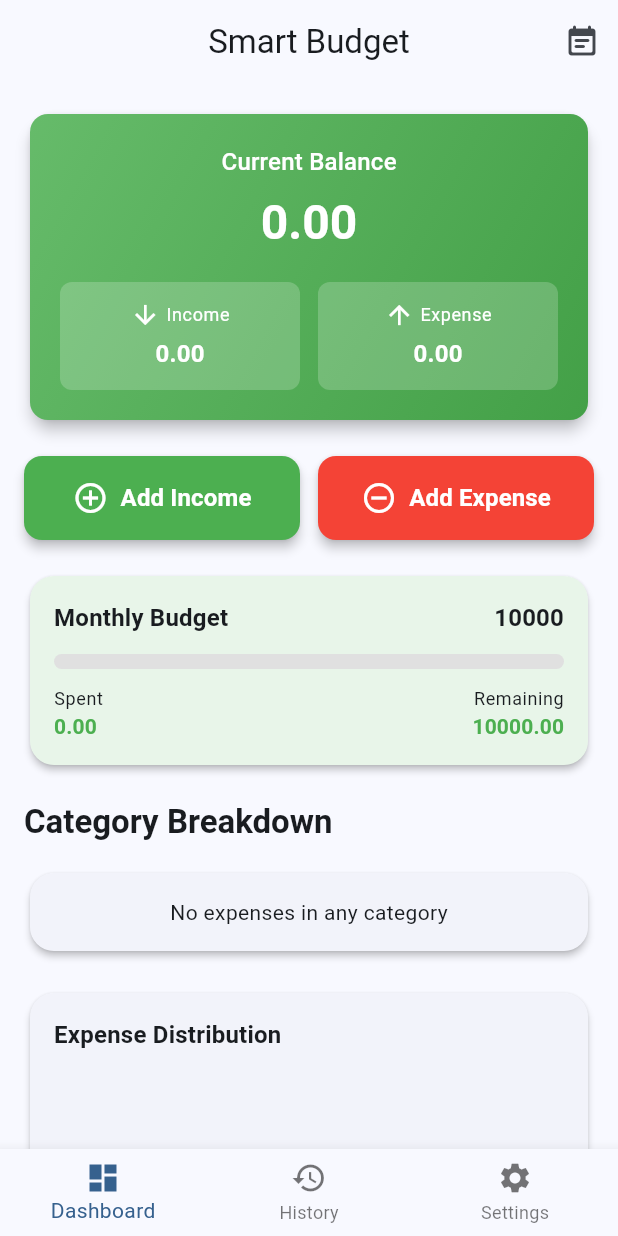
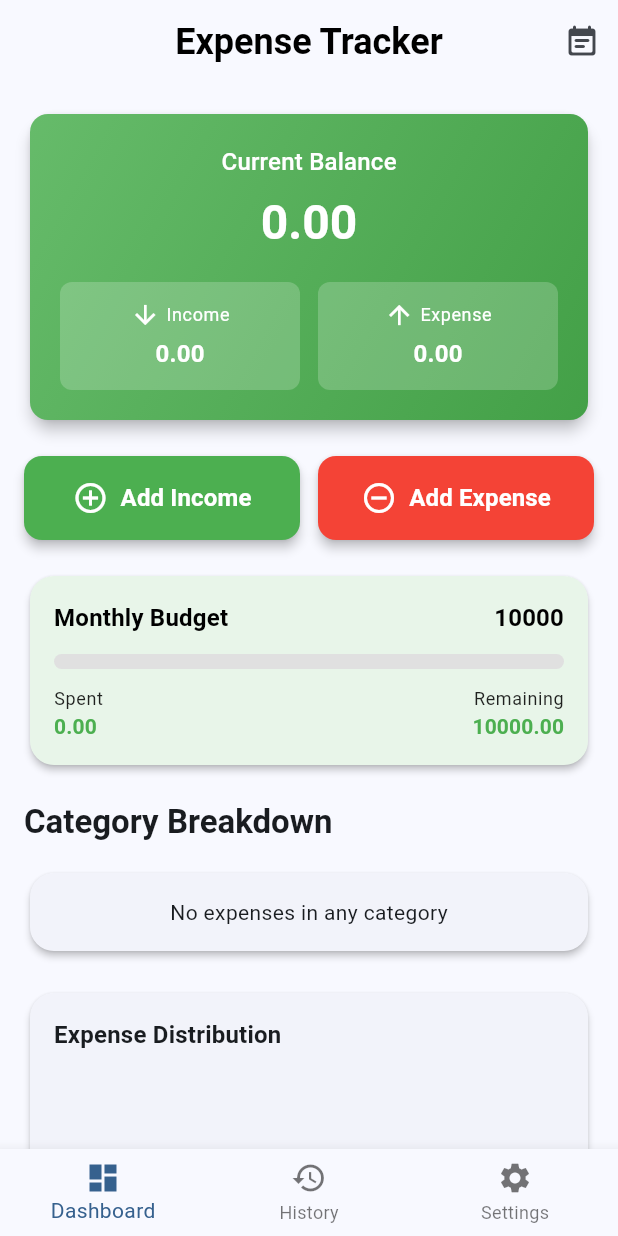
Before and after one commit to arafat-mahmud/expensetracker, a Flutter app: the screen it shows once a user with an empty profile is signed in, on a phone screen of 412 x 824 dp. Run offline on Flutter 3.47's test engine with Material 3 defaults, Android fonts, the phone set to English and light mode, and no system bars; our stand-ins replace cloud_firestore, firebase_auth, firebase_core, fl_chart, google_fonts, google_sign_in and 5 more; missing offline and left inert: googleapis; accounts and stored records are empty.

Commit message:
feat: Integrate Google Fonts for improved typography across the app

```diff
--- a/lib/main.dart
+++ b/lib/main.dart
@@ -1,6 +1,7 @@
 import 'package:flutter/material.dart';
 import 'package:provider/provider.dart';
 import 'package:firebase_core/firebase_core.dart';
+import 'package:google_fonts/google_fonts.dart';
 import 'services/hive_service.dart';
 import 'providers/expense_provider.dart';
 import 'providers/theme_provider.dart';
@@ -41,10 +42,38 @@ class SmartBudgetApp extends StatelessWidget {
           return Consumer<AuthProvider>(
             builder: (context, authProvider, child) {
               return MaterialApp(
-                title: 'Smart Budget',
+                title: 'Expense Tracker',
                 debugShowCheckedModeBanner: false,
-                theme: themeProvider.lightTheme,
-                darkTheme: themeProvider.darkTheme,
+                theme: themeProvider.lightTheme.copyWith(
+                  textTheme: themeProvider.lightTheme.textTheme.copyWith(
+                    titleLarge: GoogleFonts.rubik80sFade(
+                      textStyle: themeProvider.lightTheme.textTheme.titleLarge,
+                    ),
+                  ),
+                  appBarTheme: themeProvider.lightTheme.appBarTheme.copyWith(
+                    titleTextStyle: GoogleFonts.rubik80sFade(
+                      textStyle:
+                          themeProvider.lightTheme.appBarTheme.titleTextStyle ??
+                              const TextStyle(
+                                  fontSize: 20, fontWeight: FontWeight.bold),
+                    ),
+                  ),
+                ),
+                darkTheme: themeProvider.darkTheme.copyWith(
+                  textTheme: themeProvider.darkTheme.textTheme.copyWith(
+                    titleLarge: GoogleFonts.rubik80sFade(
+                      textStyle: themeProvider.darkTheme.textTheme.titleLarge,
+                    ),
+                  ),
+                  appBarTheme: themeProvider.darkTheme.appBarTheme.copyWith(
+                    titleTextStyle: GoogleFonts.rubik80sFade(
+                      textStyle:
+                          themeProvider.darkTheme.appBarTheme.titleTextStyle ??
+                              const TextStyle(
+                                  fontSize: 20, fontWeight: FontWeight.bold),
+                    ),
+                  ),
+                ),
                 themeMode:
                     themeProvider.isDarkMode ? ThemeMode.dark : ThemeMode.light,
                 home: authProvider.isAuthenticated
--- a/lib/screens/dashboard_page.dart
+++ b/lib/screens/dashboard_page.dart
@@ -1,5 +1,6 @@
 import 'package:flutter/material.dart';
 import 'package:provider/provider.dart';
+import 'package:google_fonts/google_fonts.dart';
 import '../providers/expense_provider.dart';
 import '../providers/budget_provider.dart';
 import '../models/expense_model.dart';
@@ -38,7 +39,16 @@ class _DashboardPageState extends State<DashboardPage> {
 
     return Scaffold(
       appBar: AppBar(
-        title: const Text('Smart Budget'),
+        title: Text(
+          'Expense Tracker',
+          style: GoogleFonts.rubik80sFade(
+            fontSize: 24,
+            fontWeight: FontWeight.bold,
+            color: Theme.of(context).brightness == Brightness.dark
+                ? Colors.white
+                : Colors.black,
+          ),
+        ),
         actions: [
           IconButton(
             icon: const Icon(Icons.event_note_rounded),
@@ -385,8 +395,12 @@ class _DashboardPageState extends State<DashboardPage> {
     double remainingBudget,
     bool isOverBudget,
   ) {
+    final isDarkMode = Theme.of(context).brightness == Brightness.dark;
+
     return Card(
-      color: isOverBudget ? Colors.red.shade50 : Colors.green.shade50,
+      color: isOverBudget
+          ? (isDarkMode ? Colors.red.shade900 : Colors.red.shade50)
+          : (isDarkMode ? Colors.green.shade900 : Colors.green.shade50),
       child: Padding(
         padding: const EdgeInsets.all(16),
         child: Column(
@@ -399,12 +413,14 @@ class _DashboardPageState extends State<DashboardPage> {
                   'Monthly Budget',
                   style: Theme.of(context).textTheme.titleMedium?.copyWith(
                         fontWeight: FontWeight.bold,
+                        color: isDarkMode ? Colors.white : Colors.black,
                       ),
                 ),
                 Text(
                   '${monthlyBudget.toStringAsFixed(0)}',
                   style: Theme.of(context).textTheme.titleMedium?.copyWith(
                         fontWeight: FontWeight.bold,
+                        color: isDarkMode ? Colors.white : Colors.black,
                       ),
                 ),
               ],
@@ -412,7 +428,8 @@ class _DashboardPageState extends State<DashboardPage> {
             const SizedBox(height: 12),
             LinearProgressIndicator(
               value: budgetUsed,
-              backgroundColor: Colors.grey.shade300,
+              backgroundColor:
+                  isDarkMode ? Colors.grey.shade700 : Colors.grey.shade300,
               color: isOverBudget ? Colors.red : Colors.green,
               minHeight: 10,
               borderRadius: BorderRadius.circular(5),
@@ -426,13 +443,17 @@ class _DashboardPageState extends State<DashboardPage> {
                   children: [
                     Text(
                       'Spent',
-                      style: Theme.of(context).textTheme.bodySmall,
+                      style: Theme.of(context).textTheme.bodySmall?.copyWith(
+                            color: isDarkMode ? Colors.white : Colors.black87,
+                          ),
                     ),
                     Text(
                       '${totalExpense.toStringAsFixed(2)}',
                       style: Theme.of(context).textTheme.titleSmall?.copyWith(
                             fontWeight: FontWeight.bold,
-                            color: isOverBudget ? Colors.red : Colors.green,
+                            color: isDarkMode
+                                ? Colors.white
+                                : (isOverBudget ? Colors.red : Colors.green),
                           ),
                     ),
                   ],
@@ -442,13 +463,17 @@ class _DashboardPageState extends State<DashboardPage> {
                   children: [
                     Text(
                       isOverBudget ? 'Over Budget' : 'Remaining',
-                      style: Theme.of(context).textTheme.bodySmall,
+                      style: Theme.of(context).textTheme.bodySmall?.copyWith(
+                            color: isDarkMode ? Colors.white : Colors.black87,
+                          ),
                     ),
                     Text(
                       '${remainingBudget.toStringAsFixed(2)}',
                       style: Theme.of(context).textTheme.titleSmall?.copyWith(
                             fontWeight: FontWeight.bold,
-                            color: isOverBudget ? Colors.red : Colors.green,
+                            color: isDarkMode
+                                ? Colors.white
+                                : (isOverBudget ? Colors.red : Colors.green),
                           ),
                     ),
                   ],
--- a/lib/screens/history_page.dart
+++ b/lib/screens/history_page.dart
@@ -1,5 +1,6 @@
 import 'package:flutter/material.dart';
 import 'package:provider/provider.dart';
+import 'package:google_fonts/google_fonts.dart';
 import '../models/expense_model.dart';
 import '../providers/expense_provider.dart';
 import '../widgets/expense_card.dart';
@@ -37,7 +38,16 @@ class _HistoryPageState extends State<HistoryPage> {
 
     return Scaffold(
       appBar: AppBar(
-        title: const Text('Transaction History'),
+        title: Text(
+          'Transaction History',
+          style: GoogleFonts.rubik80sFade(
+            fontSize: 24,
+            fontWeight: FontWeight.bold,
+            color: Theme.of(context).brightness == Brightness.dark
+                ? Colors.white
+                : Colors.black,
+          ),
+        ),
         actions: [
           IconButton(
             icon: const Icon(Icons.download),
--- a/lib/screens/settings_page.dart
+++ b/lib/screens/settings_page.dart
@@ -1,6 +1,7 @@
 import 'package:flutter/material.dart';
 import 'package:provider/provider.dart';
 import 'package:intl/intl.dart';
+import 'package:google_fonts/google_fonts.dart';
 import '../providers/theme_provider.dart';
 import '../providers/budget_provider.dart';
 import '../providers/expense_provider.dart';
@@ -46,7 +47,16 @@ class _SettingsPageState extends State<SettingsPage> {
 
     return Scaffold(
       appBar: AppBar(
-        title: const Text('Settings'),
+        title: Text(
+          'Settings',
+          style: GoogleFonts.rubik80sFade(
+            fontSize: 24,
+            fontWeight: FontWeight.bold,
+            color: Theme.of(context).brightness == Brightness.dark
+                ? Colors.white
+                : Colors.black,
+          ),
+        ),
       ),
       body: ListView(
         padding: const EdgeInsets.all(16),
--- a/lib/screens/statement_page.dart
+++ b/lib/screens/statement_page.dart
@@ -198,7 +198,7 @@ class _StatementPageState extends State<StatementPage> {
                           crossAxisAlignment: CrossAxisAlignment.start,
                           children: [
                             const Text(
-                              'SMART BUDGET',
+                              'Expense Tracker',
                               style: TextStyle(
                                 color: Colors.white,
                                 fontSize: 20,
--- a/lib/services/statement_service.dart
+++ b/lib/services/statement_service.dart
@@ -177,7 +177,7 @@ class StatementService {
             crossAxisAlignment: pw.CrossAxisAlignment.start,
             children: [
               pw.Text(
-                'SMART BUDGET',
+                'Expense Tracker',
                 style: pw.TextStyle(
                   fontSize: 24,
                   fontWeight: pw.FontWeight.bold,
--- a/pubspec.yaml
+++ b/pubspec.yaml
@@ -48,6 +48,9 @@ dependencies:
   open_file: ^3.3.2
   permission_handler: ^12.0.1
 
+  # Google Fonts
+  google_fonts: ^6.3.2
+
 dev_dependencies:
   flutter_test:
     sdk: flutter
```
Also changed, not shown: pubspec.lock.
